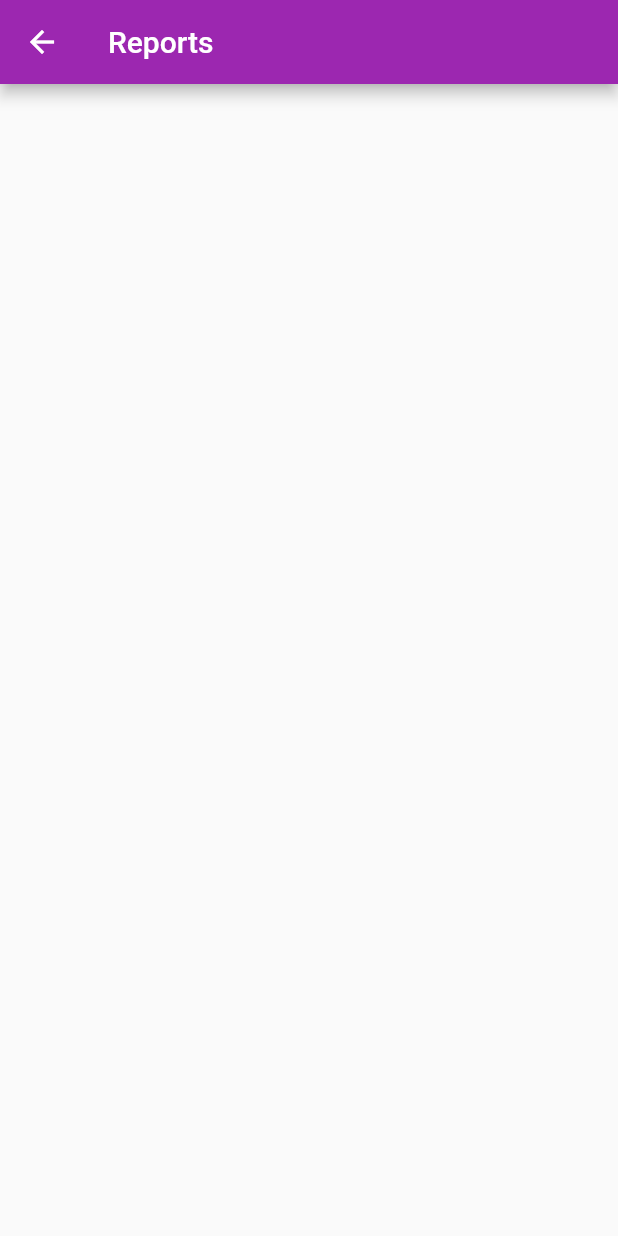
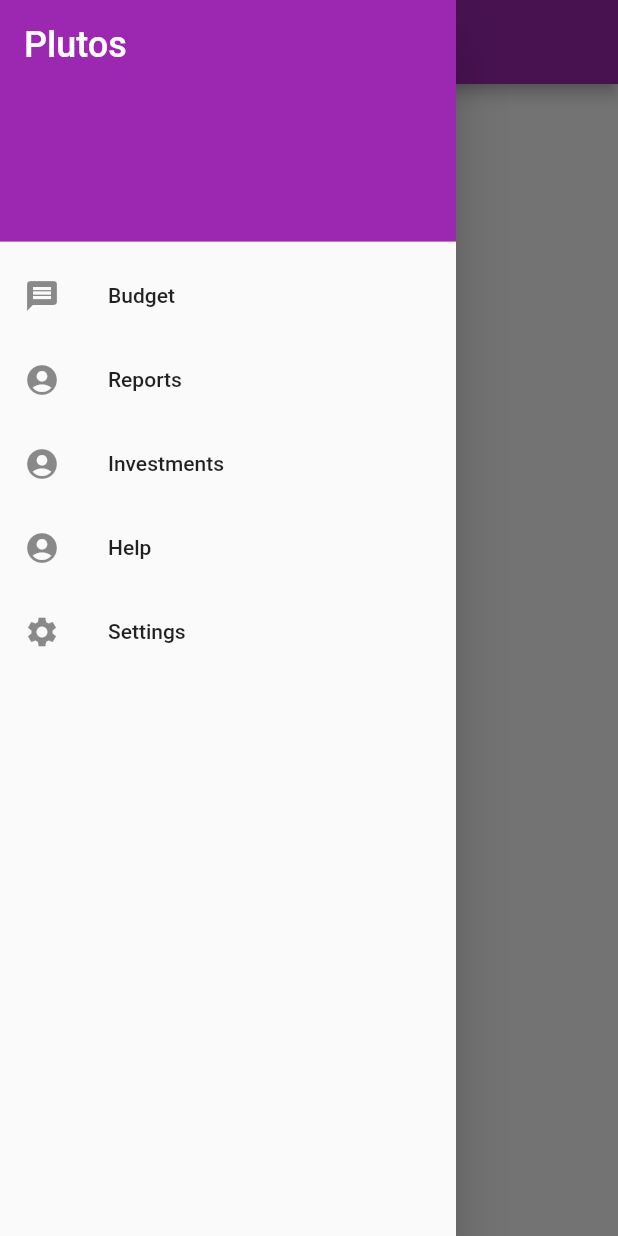
Before and after one commit to MikesGlitch/plutus, a Flutter app: the ReportsScreen screen opened by its route, with the side drawer open (before the commit the screen has no drawer), on a phone screen of 412 x 824 dp. Run offline on Flutter 3.47's test engine with Material 2 defaults, Android fonts, the phone set to English and light mode, and no system bars.

Commit message:
very cool

```diff
--- a/plutus/lib/ReportsScreen.dart
+++ /dev/null
@@ -1,26 +0,0 @@
-import 'package:flutter/material.dart';
-
-class ReportsScreen extends StatelessWidget {
-  ReportsScreen({Key key, this.title}) : super(key: key);
-
-  // This widget is the home page of your application. It is stateful, meaning
-  // that it has a State object (defined below) that contains fields that affect
-  // how it looks.
-
-  // This class is the configuration for the state. It holds the values (in this
-  // case the title) provided by the parent (in this case the App widget) and
-  // used by the build method of the State. Fields in a Widget subclass are
-  // always marked "final".
-
-  final String title;
-
-  @override
-  Widget build(BuildContext context) {
-    return Scaffold(
-        appBar: AppBar(
-      // Here we take the value from the MyHomePage object that was created by
-      // the App.build method, and use it to set our appbar title.
-      title: Text(title),
-    ));
-  }
-}
--- /dev/null
+++ b/plutus/lib/src/screens/reports_screen.dart
@@ -0,0 +1,16 @@
+import 'package:flutter/material.dart';
+import 'package:plutus/wigets/side_nav.dart';
+
+class ReportsScreen extends StatelessWidget {
+  ReportsScreen({Key key, this.title}) : super(key: key);
+
+  final String title;
+
+  @override
+  Widget build(BuildContext context) {
+    return Scaffold(
+        appBar: AppBar(title: Text(title)),
+        drawer: SideNav(),
+        body: Center(child: Text('Reports go here')));
+  }
+}
--- /dev/null
+++ b/plutus/lib/wigets/side_nav.dart
@@ -0,0 +1,67 @@
+import 'package:flutter/material.dart';
+
+class SideNav extends StatelessWidget {
+  SideNav({Key key}) : super(key: key);
+
+  @override
+  Widget build(BuildContext context) {
+    return Drawer(
+      child: ListView(
+        padding: EdgeInsets.zero,
+        children: <Widget>[
+          DrawerHeader(
+            decoration: BoxDecoration(
+              color: Colors.purple,
+            ),
+            child: Text(
+              'Plutos',
+              style: TextStyle(
+                color: Colors.white,
+                fontSize: 24,
+              ),
+            ),
+          ),
+          ListTile(
+            leading: Icon(Icons.message),
+            title: Text('Budget'),
+            onTap: () {
+              // change app state...
+              Navigator.pushNamed(context, '/');
+              // Navigator.pop(context); // close the drawer
+            },
+          ),
+          ListTile(
+            leading: Icon(Icons.account_circle),
+            title: Text('Reports'),
+            onTap: () {
+              // change app state...
+              Navigator.pushNamed(context, '/reports');
+              // Navigator.pop(context); // close the drawer
+            },
+          ),
+          ListTile(
+            leading: Icon(Icons.account_circle),
+            title: Text('Investments'),
+          ),
+          ListTile(
+            leading: Icon(Icons.account_circle),
+            title: Text('Help'),
+          ),
+          ListTile(
+            leading: Icon(Icons.settings),
+            title: Text('Settings'),
+          ),
+        ],
+      ),
+    );
+  }
+}
+
+// // Nav goes here
+// ElevatedButton(
+//   child: Text('Launch screen'),
+//   onPressed: () {
+//     // Navigate to the second screen using a named route.
+//     Navigator.pushNamed(context, '/reports');
+//   },
+// ),
```
Also changed, not shown: plutus/lib/main.dart (+7 -116 lines), plutus/lib/src/screens/budget_screen.dart (added, +82 -0 lines), plutus/lib/wigets/month_overview.dart (added, +20 -0 lines).
